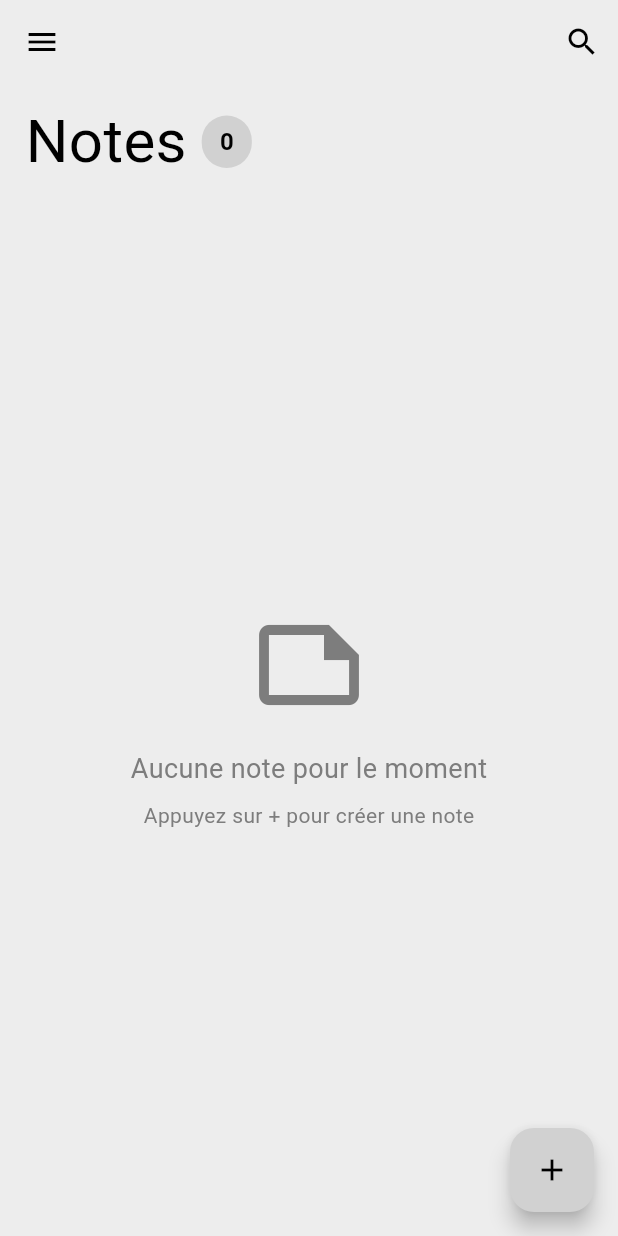
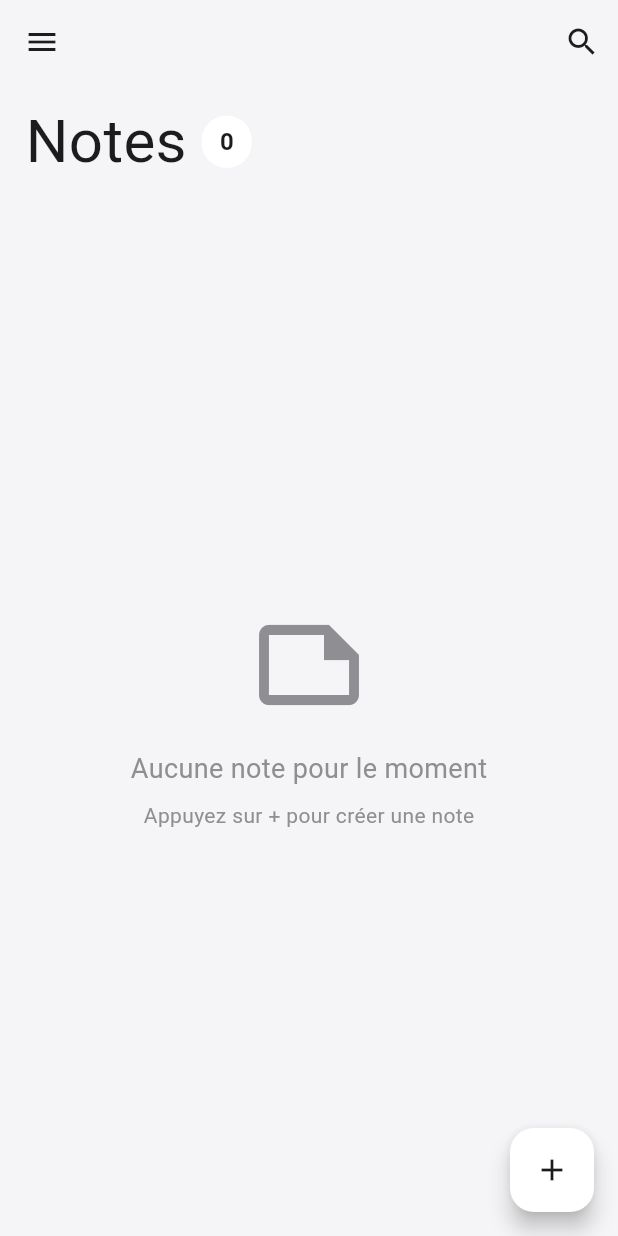
Before and after one commit to Rahim10020/NoteApp-Mkoko-, a Flutter app: the screen it shows after launch, on a phone screen of 412 x 824 dp. Run offline on Flutter 3.47's test engine with Material 3 defaults, Android fonts, the phone set to English and light mode, and no system bars; our stand-ins replace google_fonts, isar, popover; accounts and stored records are empty; generated files the repository leaves out were written again.

Commit message:
amelioration de la palette de couleur du light

```diff
--- a/lib/theme/light_mode.dart
+++ b/lib/theme/light_mode.dart
@@ -1,10 +1,11 @@
 import 'package:flutter/material.dart';
 
+// Palette de couleurs plus moderne et attrayante
 ThemeData lightMode = ThemeData(
   colorScheme: ColorScheme.light(
-    surface: const Color(0xFFEDEDED),
-    primary: const Color(0xFFD1D1D1),
-    secondary: const Color(0xFF7D7D7D),
-    inversePrimary: Colors.black,
+    surface: const Color(0xFFF5F5F7),
+    primary: const Color(0xFFFFFFFF),
+    secondary: const Color(0xFF8E8E93),
+    inversePrimary: const Color(0xFF1C1C1E),
   ),
 );
```
